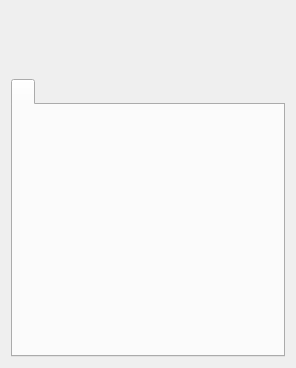
This is src/qt/ui/user_panels.ui in maidsafe-archive/MaidSafe-Encrypt as Qt 5 draws it before an edit. The edited form follows.
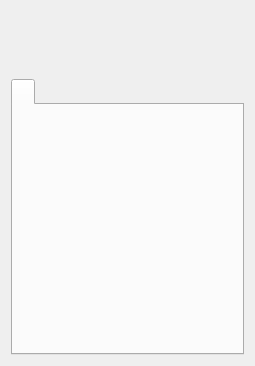
This is the edited form. Icons and pictures are not drawn.

What changed in the file:
```diff
--- a/src/qt/ui/user_panels.ui
+++ b/src/qt/ui/user_panels.ui
@@ -6,8 +6,8 @@
    <rect>
     <x>0</x>
     <y>0</y>
-    <width>296</width>
-    <height>368</height>
+    <width>255</width>
+    <height>366</height>
    </rect>
   </property>
   <property name="minimumSize">
@@ -66,7 +66,7 @@
        </item>
        <item>
         <layout class="QGridLayout" name="gridLayout">
-         <item row="2" column="0">
+         <item row="2" column="1">
           <widget class="QLabel" name="user_public_username">
            <property name="minimumSize">
             <size>
@@ -79,14 +79,14 @@
            </property>
           </widget>
          </item>
-         <item row="4" column="0">
+         <item row="4" column="1">
           <widget class="QLabel" name="user_icon">
            <property name="text">
             <string/>
            </property>
           </widget>
          </item>
-         <item row="1" column="0">
+         <item row="1" column="1">
           <widget class="QPushButton" name="my_files_button">
            <property name="sizePolicy">
             <sizepolicy hsizetype="Fixed" vsizetype="Fixed">
```
Left out of the diff: 27 changed lines with no effect on the pictures.
